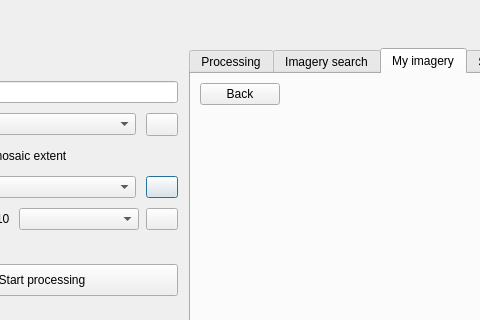
This is mapflow/dialogs/static/ui/main_dialog.ui in Geoalert/mapflow-qgis as Qt 5 draws it before an edit; both pictures show x 105 to 585 and y 0 to 320 of the 1110 by 550 pixel window. The edited form follows.
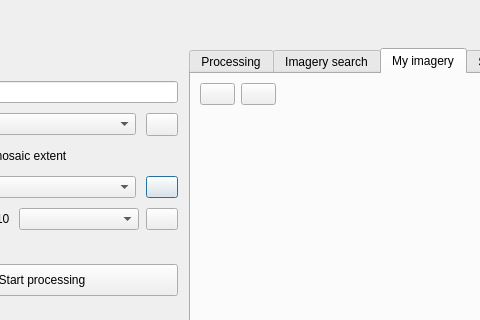
This is the edited form. The open tabs and pages were chosen to show the change. Icons and pictures are not drawn. Custom widgets are drawn as their Qt base class.

Commit message: Arrow buttons

The edit to the form file:
```diff
--- a/mapflow/dialogs/static/ui/main_dialog.ui
+++ b/mapflow/dialogs/static/ui/main_dialog.ui
@@ -1497,10 +1497,35 @@
                <item row="0" column="0">
                 <layout class="QHBoxLayout" name="horizontalLayout_14">
                  <item>
-                  <widget class="QPushButton" name="showMosaicsButton">
+                  <widget class="QPushButton" name="seeMosaicsButton">
+                   <property name="minimumSize">
+                    <size>
+                     <width>35</width>
+                     <height>0</height>
+                    </size>
+                   </property>
                    <property name="maximumSize">
                     <size>
-                     <width>16777215</width>
+                     <width>35</width>
+                     <height>16777215</height>
+                    </size>
+                   </property>
+                   <property name="text">
+                    <string/>
+                   </property>
+                  </widget>
+                 </item>
+                 <item>
+                  <widget class="QPushButton" name="seeImagesButton">
+                   <property name="minimumSize">
+                    <size>
+                     <width>35</width>
+                     <height>0</height>
+                    </size>
+                   </property>
+                   <property name="maximumSize">
+                    <size>
+                     <width>35</width>
                      <height>16777215</height>
                     </size>
                    </property>
@@ -1508,7 +1533,7 @@
                     <enum>Qt::LeftToRight</enum>
                    </property>
                    <property name="text">
-                    <string>Back</string>
+                    <string/>
                    </property>
                   </widget>
                  </item>
```
The commit also changes 5 other files.
